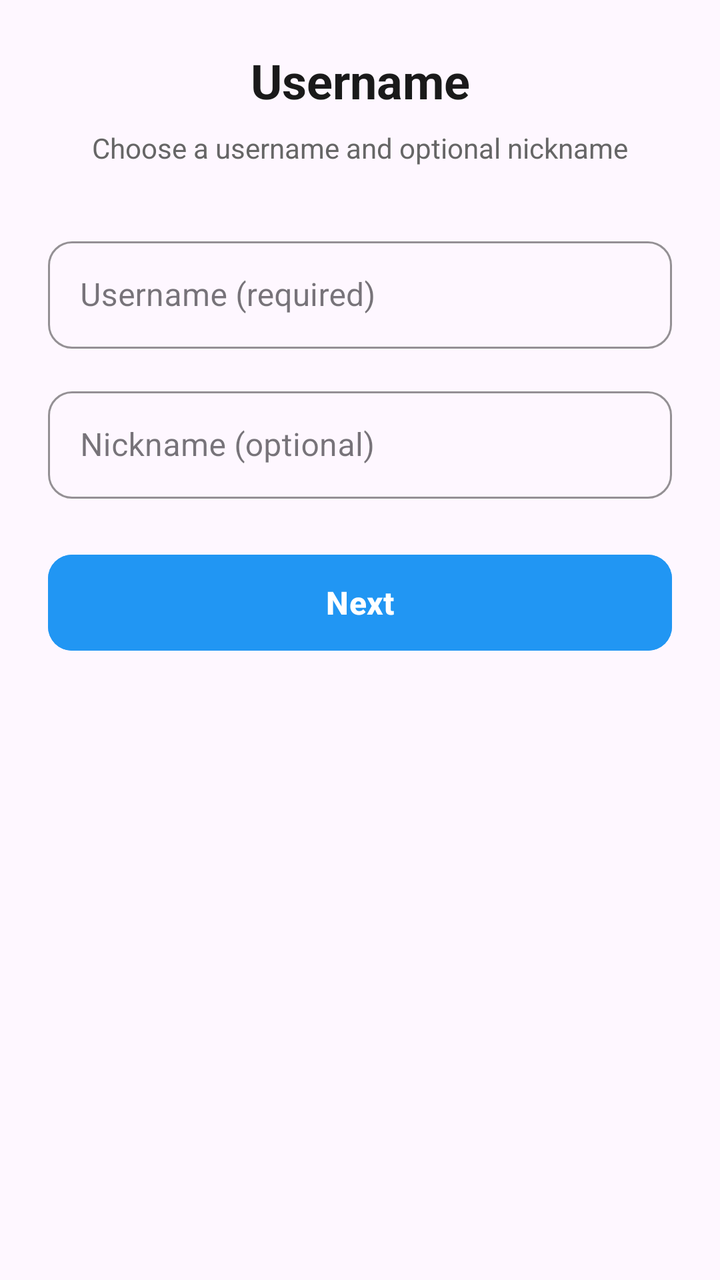
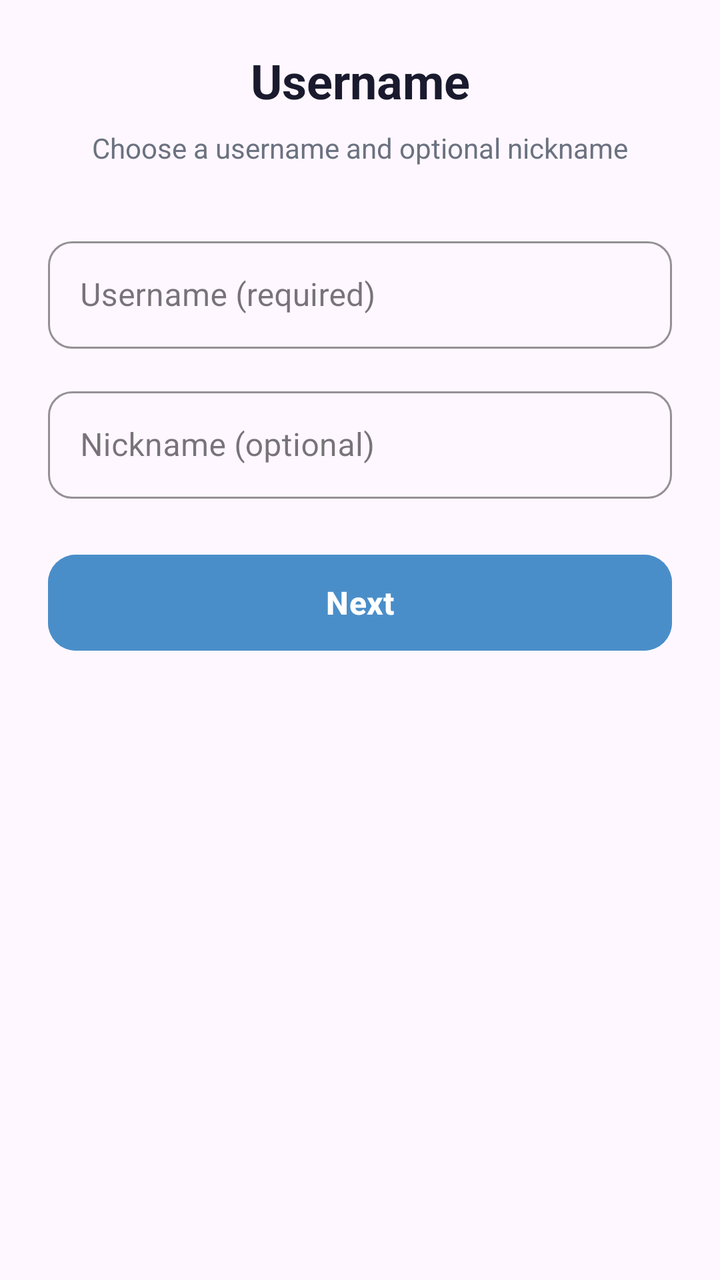

Two renders of the same Android screen: before a commit and after it. Below are the layout's source before the change and the commit's diff.
<!-- AndroidManifest.xml: application theme Theme.MainProj -->
<!-- res/layout/fragment_step2_username.xml -->
<?xml version="1.0" encoding="utf-8"?>
<androidx.constraintlayout.widget.ConstraintLayout xmlns:android="http://schemas.android.com/apk/res/android"
    xmlns:app="http://schemas.android.com/apk/res-auto"
    android:layout_width="match_parent"
    android:layout_height="match_parent"
    android:padding="24dp">

    <TextView
        android:id="@+id/tvTitle"
        android:layout_width="wrap_content"
        android:layout_height="wrap_content"
        android:text="Username"
        android:textColor="#1A1A1A"
        android:textSize="24sp"
        android:textStyle="bold"
        app:layout_constraintEnd_toEndOf="parent"
        app:layout_constraintStart_toStartOf="parent"
        app:layout_constraintTop_toTopOf="parent" />

    <TextView
        android:id="@+id/tvSubtitle"
        android:layout_width="wrap_content"
        android:layout_height="wrap_content"
        android:layout_marginTop="8dp"
        android:text="Choose a username and optional nickname"
        android:textColor="#666666"
        android:textSize="14sp"
        app:layout_constraintEnd_toEndOf="parent"
        app:layout_constraintStart_toStartOf="parent"
        app:layout_constraintTop_toBottomOf="@id/tvTitle" />

    <com.google.android.material.textfield.TextInputLayout
        android:id="@+id/tilUsername"
        style="@style/Widget.MaterialComponents.TextInputLayout.OutlinedBox"
        android:layout_width="0dp"
        android:layout_height="wrap_content"
        android:layout_marginTop="32dp"
        android:hint="Username (required)"
        app:boxCornerRadiusBottomEnd="12dp"
        app:boxCornerRadiusBottomStart="12dp"
        app:boxCornerRadiusTopEnd="12dp"
        app:boxCornerRadiusTopStart="12dp"
        app:boxStrokeColor="#2196F3"
        app:hintTextColor="#666666"
        app:layout_constraintEnd_toEndOf="parent"
        app:layout_constraintStart_toStartOf="parent"
        app:layout_constraintTop_toBottomOf="@id/tvSubtitle">

        <com.google.android.material.textfield.TextInputEditText
            android:id="@+id/etUsername"
            android:layout_width="match_parent"
            android:layout_height="wrap_content"
            android:inputType="text"
            android:padding="16dp"
            android:textColor="#1A1A1A"
            android:textSize="16sp" />
    </com.google.android.material.textfield.TextInputLayout>

    <TextView
        android:id="@+id/tvUsernameError"
        android:layout_width="wrap_content"
        android:layout_height="wrap_content"
        android:layout_marginTop="4dp"
        android:textColor="#E53935"
        android:textSize="12sp"
        android:visibility="gone"
        app:layout_constraintStart_toStartOf="@id/tilUsername"
        app:layout_constraintTop_toBottomOf="@id/tilUsername" />

    <com.google.android.material.textfield.TextInputLayout
        android:id="@+id/tilNickname"
        style="@style/Widget.MaterialComponents.TextInputLayout.OutlinedBox"
        android:layout_width="0dp"
        android:layout_height="wrap_content"
        android:layout_marginTop="16dp"
        android:hint="Nickname (optional)"
        app:boxCornerRadiusBottomEnd="12dp"
        app:boxCornerRadiusBottomStart="12dp"
        app:boxCornerRadiusTopEnd="12dp"
        app:boxCornerRadiusTopStart="12dp"
        app:boxStrokeColor="#2196F3"
        app:hintTextColor="#666666"
        app:layout_constraintEnd_toEndOf="parent"
        app:layout_constraintStart_toStartOf="parent"
        app:layout_constraintTop_toBottomOf="@id/tvUsernameError">

        <com.google.android.material.textfield.TextInputEditText
            android:id="@+id/etNickname"
            android:layout_width="match_parent"
            android:layout_height="wrap_content"
            android:inputType="text"
            android:padding="16dp"
            android:textColor="#1A1A1A"
            android:textSize="16sp" />
    </com.google.android.material.textfield.TextInputLayout>

    <com.google.android.material.button.MaterialButton
        android:id="@+id/btnNext"
        android:layout_width="0dp"
        android:layout_height="56dp"
        android:layout_marginTop="24dp"
        android:backgroundTint="#2196F3"
        android:text="Next"
        android:textColor="#FFFFFF"
        android:textSize="16sp"
        android:textStyle="bold"
        app:cornerRadius="12dp"
        app:layout_constraintEnd_toEndOf="parent"
        app:layout_constraintStart_toStartOf="parent"
        app:layout_constraintTop_toBottomOf="@id/tilNickname" />

</androidx.constraintlayout.widget.ConstraintLayout>
<!-- resources referenced by this layout -->
<resources>
  <style name="Theme.MainProj" parent="Theme.Material3.DayNight.NoActionBar">
              <item name="inputStrokeColor">@color/input_stroke_color_light</item>
              <item name="buttonPrimary">@color/button_primary_light</item>
              <item name="textSecondary">@color/text_secondary_light</item>
  
              <item name="buttonGoogleBg">@color/button_google_bg_light</item>
              <item name="buttonGoogleText">@color/button_google_text_light</item>
              <item name="buttonGoogleStroke">@color/button_google_stroke_light</item>
          </style>
  <color name="input_stroke_color_light">#667eea</color>
  <color name="button_primary_light">#667eea</color>
  <color name="text_secondary_light">#666666</color>
  <color name="button_google_bg_light">#FFFFFF</color>
  <color name="button_google_text_light">#333333</color>
  <color name="button_google_stroke_light">#e0e0e0</color>
</resources>

<!-- the commit's change to res/layout/fragment_step2_username.xml (unified diff, before → after) -->
@@ -10,7 +10,7 @@
         android:layout_width="wrap_content"
         android:layout_height="wrap_content"
         android:text="Username"
-        android:textColor="#1A1A1A"
+        android:textColor="@color/colorTextPrimary"
         android:textSize="24sp"
         android:textStyle="bold"
         app:layout_constraintEnd_toEndOf="parent"
@@ -23,7 +23,7 @@
         android:layout_height="wrap_content"
         android:layout_marginTop="8dp"
         android:text="Choose a username and optional nickname"
-        android:textColor="#666666"
+        android:textColor="@color/colorTextSecondary"
         android:textSize="14sp"
         app:layout_constraintEnd_toEndOf="parent"
         app:layout_constraintStart_toStartOf="parent"
@@ -40,8 +40,8 @@
         app:boxCornerRadiusBottomStart="12dp"
         app:boxCornerRadiusTopEnd="12dp"
         app:boxCornerRadiusTopStart="12dp"
-        app:boxStrokeColor="#2196F3"
-        app:hintTextColor="#666666"
+        app:boxStrokeColor="@color/colorPrimary"
+        app:hintTextColor="@color/colorTextSecondary"
         app:layout_constraintEnd_toEndOf="parent"
         app:layout_constraintStart_toStartOf="parent"
         app:layout_constraintTop_toBottomOf="@id/tvSubtitle">
@@ -52,7 +52,7 @@
             android:layout_height="wrap_content"
             android:inputType="text"
             android:padding="16dp"
-            android:textColor="#1A1A1A"
+            android:textColor="@color/colorTextPrimary"
             android:textSize="16sp" />
     </com.google.android.material.textfield.TextInputLayout>
 
@@ -61,7 +61,7 @@
         android:layout_width="wrap_content"
         android:layout_height="wrap_content"
         android:layout_marginTop="4dp"
-        android:textColor="#E53935"
+        android:textColor="@color/colorStatusDeclined"
         android:textSize="12sp"
         android:visibility="gone"
         app:layout_constraintStart_toStartOf="@id/tilUsername"
@@ -78,8 +78,8 @@
         app:boxCornerRadiusBottomStart="12dp"
         app:boxCornerRadiusTopEnd="12dp"
         app:boxCornerRadiusTopStart="12dp"
-        app:boxStrokeColor="#2196F3"
-        app:hintTextColor="#666666"
+        app:boxStrokeColor="@color/colorPrimary"
+        app:hintTextColor="@color/colorTextSecondary"
         app:layout_constraintEnd_toEndOf="parent"
         app:layout_constraintStart_toStartOf="parent"
         app:layout_constraintTop_toBottomOf="@id/tvUsernameError">
@@ -90,7 +90,7 @@
             android:layout_height="wrap_content"
             android:inputType="text"
             android:padding="16dp"
-            android:textColor="#1A1A1A"
+            android:textColor="@color/colorTextPrimary"
             android:textSize="16sp" />
     </com.google.android.material.textfield.TextInputLayout>
 
@@ -99,12 +99,12 @@
         android:layout_width="0dp"
         android:layout_height="56dp"
         android:layout_marginTop="24dp"
-        android:backgroundTint="#2196F3"
+        android:backgroundTint="@color/colorPrimary"
         android:text="Next"
-        android:textColor="#FFFFFF"
+        android:textColor="@color/colorTextOnPrimary"
         android:textSize="16sp"
         android:textStyle="bold"
-        app:cornerRadius="12dp"
+        app:cornerRadius="14dp"
         app:layout_constraintEnd_toEndOf="parent"
         app:layout_constraintStart_toStartOf="parent"
         app:layout_constraintTop_toBottomOf="@id/tilNickname" />
<!-- resource entries referenced after the edit -->
@@ -1,5 +1,10 @@
 <!-- resources referenced by this layout -->
 <resources>
+  <color name="colorPrimary">#4A8EC9</color>
+  <color name="colorStatusDeclined">#BF616A</color>
+  <color name="colorTextOnPrimary">#FFFFFF</color>
+  <color name="colorTextPrimary">#1A1A2E</color>
+  <color name="colorTextSecondary">#6B7280</color>
   <style name="Theme.MainProj" parent="Theme.Material3.DayNight.NoActionBar">
               <item name="inputStrokeColor">@color/input_stroke_color_light</item>
               <item name="buttonPrimary">@color/button_primary_light</item>
